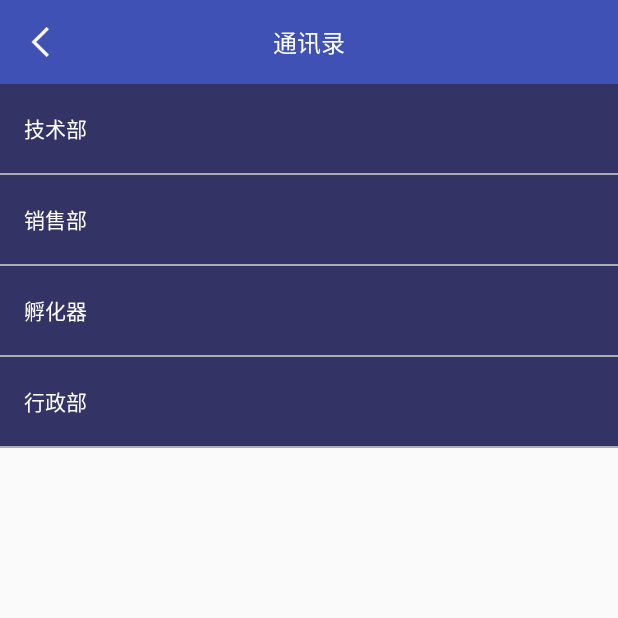
After one commit to ImDaveMa/OfficeAutomationSystem, an Android app: the ContactsActivity screen opened directly, with no data from a screen before it, on a phone screen of 412 x 824 dp, the top half of it. The commit adds this screen. Run offline under Robolectric (Android 15) with nearby library versions, the phone set to English and light mode, and no system bars; our stand-ins replace ButterKnife; libraries missing offline, so code that uses them is left out: com.jaeger.library, com.wang.avi; 1 statement that could not run was skipped.

Commit message:
通讯里的UI页面完成, 剩下适配数据

```diff
--- a/app/src/main/AndroidManifest.xml
+++ b/app/src/main/AndroidManifest.xml
@@ -22,6 +22,7 @@
                 <category android:name="android.intent.category.LAUNCHER" />
             </intent-filter>
         </activity>
+        <activity android:name=".function.contacts.ContactsActivity" />
     </application>
 
 </manifest>
--- /dev/null
+++ b/app/src/main/java/com/hengkai/officeautomationsystem/function/contacts/ContactsActivity.java
@@ -0,0 +1,144 @@
+package com.hengkai.officeautomationsystem.function.contacts;
+
+import android.os.Bundle;
+import android.view.View;
+import android.widget.ExpandableListView;
+import android.widget.ImageView;
+import android.widget.TextView;
+
+import com.hengkai.officeautomationsystem.R;
+import com.hengkai.officeautomationsystem.base.BaseActivity;
+import com.hengkai.officeautomationsystem.base.presenter.BasePresenter;
+import com.hengkai.officeautomationsystem.view.docking_expandable_list_view.adapter.DockingExpandableListViewAdapter;
+import com.hengkai.officeautomationsystem.view.docking_expandable_list_view.controller.IDockingHeaderUpdateListener;
+import com.hengkai.officeautomationsystem.view.docking_expandable_list_view.view.DockingExpandableListView;
+import com.jaeger.library.StatusBarUtil;
+
+import java.util.ArrayList;
+
+import butterknife.BindView;
+import butterknife.ButterKnife;
+import butterknife.OnClick;
+
+/**
+ * Created by Harry on 2018/4/26.
+ * 联系人列表
+ */
+public class ContactsActivity extends BaseActivity {
+
+    @BindView(R.id.iv_back)
+    ImageView ivBack;
+    @BindView(R.id.tv_title)
+    TextView tvTitle;
+    private String[] groupNames = {"技术部", "销售部", "孵化器", "行政部"};
+
+    @Override
+    protected int setupView() {
+        return R.layout.activity_contacts;
+    }
+
+    @Override
+    protected void initView() {
+        //设置沉浸式状态栏, 参数2: 颜色, 参数3: 透明度(0-255, 0表示透明, 255不透明)
+        StatusBarUtil.setColor(this, getResources().getColor(R.color.colorPrimary), 0);
+        ButterKnife.bind(this);
+
+        initTitle();
+        initExpandableListView();
+    }
+
+    /**
+     * 初始化标题栏
+     */
+    private void initTitle() {
+        tvTitle.setText("通讯录");
+    }
+
+    @Override
+    protected ArrayList<String> cancelNetWork() {
+        return null;
+    }
+
+    @Override
+    protected BasePresenter bindPresenter() {
+        return null;
+    }
+
+    /**
+     * 初始化列表
+     */
+    private void initExpandableListView() {
+        ContactsDockingAdapterDataSource listData = prepareData();
+        DockingExpandableListView listView = findViewById(R.id.docking_list_view);
+        listView.setGroupIndicator(null);
+        listView.setOverScrollMode(View.OVER_SCROLL_NEVER);
+        listView.setAdapter(new DockingExpandableListViewAdapter(this, listView, listData));
+        listView.setOnGroupClickListener(new ExpandableListView.OnGroupClickListener() {
+            @Override
+            public boolean onGroupClick(ExpandableListView parent, View v, int groupPosition, long id) {
+                if (parent.isGroupExpanded(groupPosition)) {
+                    parent.collapseGroup(groupPosition);
+                } else {
+                    parent.expandGroup(groupPosition);
+                }
+                return true;
+            }
+        });
+
+        View headerView = getLayoutInflater().inflate(R.layout.group_view_item, listView, false);
+        listView.setDockingHeader(headerView, new IDockingHeaderUpdateListener() {
+            @Override
+            public void onUpdate(View headerView, int groupPosition, boolean expanded) {
+                TextView titleView = headerView.findViewById(R.id.group_view_title);
+                titleView.setText(groupNames[groupPosition]);
+            }
+        });
+    }
+
+    /**
+     * @return 准备列表的数据
+     */
+    private ContactsDockingAdapterDataSource prepareData() {
+        ContactsDockingAdapterDataSource listData = new ContactsDockingAdapterDataSource(this);
+        listData.addGroup("技术部")
+                .addChild("技术部-孙红1")
+                .addChild("技术部-孙红2")
+                .addChild("技术部-孙红3")
+                .addChild("技术部-孙红4")
+                .addChild("技术部-孙红5")
+
+                .addGroup("销售部")
+                .addChild("销售部-孙红1")
+                .addChild("销售部-孙红2")
+                .addChild("销售部-孙红3")
+                .addChild("销售部-孙红4")
+                .addChild("销售部-孙红5")
+
+                .addGroup("孵化器")
+                .addChild("孵化器-孙红1")
+                .addChild("孵化器-孙红2")
+                .addChild("孵化器-孙红3")
+                .addChild("孵化器-孙红4")
+                .addChild("孵化器-孙红5")
+
+                .addGroup("行政部")
+                .addChild("行政部-孙红1")
+                .addChild("行政部-孙红2")
+                .addChild("行政部-孙红3")
+                .addChild("行政部-孙红4")
+                .addChild("行政部-孙红5");
+        return listData;
+
+    }
+
+    @OnClick({R.id.iv_back, R.id.tv_title})
+    public void onViewClicked(View view) {
+        switch (view.getId()) {
+            case R.id.iv_back:
+                finish();
+                break;
+            case R.id.tv_title:
+                break;
+        }
+    }
+}
--- /dev/null
+++ b/app/src/main/java/com/hengkai/officeautomationsystem/function/contacts/ContactsDockingAdapterDataSource.java
@@ -0,0 +1,115 @@
+package com.hengkai.officeautomationsystem.function.contacts;
+
+import android.content.Context;
+import android.util.SparseArray;
+import android.view.LayoutInflater;
+import android.view.View;
+import android.view.ViewGroup;
+import android.widget.TextView;
+
+import com.hengkai.officeautomationsystem.R;
+import com.hengkai.officeautomationsystem.view.docking_expandable_list_view.adapter.IDockingAdapterDataSource;
+
+import java.util.ArrayList;
+import java.util.HashMap;
+import java.util.List;
+
+/**
+ * Created by Harry on 2018/4/27.
+ */
+public class ContactsDockingAdapterDataSource implements IDockingAdapterDataSource {
+
+    private Context mContext;
+
+    //标题栏数据源
+    private HashMap<Integer, String> mGroups = new HashMap<>();
+    //子项的数据源
+    private SparseArray<List<String>> mGroupData = new SparseArray<>();
+    private int mCurrentGroup = -1;
+
+    public ContactsDockingAdapterDataSource(Context context) {
+        this.mContext = context;
+    }
+
+    @Override
+    public int getGroupCount() {
+        return mGroups.size();
+    }
+
+    @Override
+    public int getChildCount(int groupPosition) {
+        if (mGroupData.get(groupPosition) != null) {
+            return mGroupData.get(groupPosition).size();
+        }
+
+        return 0;
+    }
+
+    @Override
+    public Object getGroup(int groupPosition) {
+        if (mGroupData.get(groupPosition) != null) {
+            return mGroupData.get(groupPosition);
+        }
+
+        return null;
+    }
+
+    @Override
+    public Object getChild(int groupPosition, int childPosition) {
+        if (mGroupData.get(groupPosition) != null) {
+            List<String> group = mGroupData.get(groupPosition);
+            if (childPosition >=0 && childPosition < group.size()) {
+                return group.get(childPosition);
+            }
+        }
+
+        return null;
+    }
+
+    @Override
+    public View getGroupView(int groupPosition, boolean isExpanded, View convertView, ViewGroup parent) {
+        if (groupPosition < 0 || !mGroups.containsKey(groupPosition)) {
+            return null;
+        }
+        if (convertView == null) {
+            convertView = LayoutInflater.from(mContext).inflate(R.layout.group_view_item, parent, false);
+        }
+        TextView titleView = (TextView)convertView.findViewById(R.id.group_view_title);
+        titleView.setText(mGroups.get(groupPosition));
+        return convertView;
+    }
+
+    @Override
+    public View getChildView(int groupPosition, int childPosition, boolean isLastChild, View convertView, ViewGroup parent) {
+        List<String> children = mGroupData.get(groupPosition);
+        if (children == null || childPosition < 0 || childPosition > children.size()) {
+            return null;
+        }
+        if (convertView == null) {
+            convertView = LayoutInflater.from(mContext).inflate(R.layout.child_view_item, parent, false);
+        }
+        TextView titleView = (TextView)convertView.findViewById(R.id.child_view_title);
+        titleView.setText(children.get(childPosition));
+        return convertView;
+    }
+
+    // Helper method to add group
+    public ContactsDockingAdapterDataSource addGroup(String group) {
+        if (!mGroups.containsValue(group)) {
+            mCurrentGroup++;
+            mGroups.put(mCurrentGroup, group);
+            mGroupData.put(mCurrentGroup, new ArrayList<String>());
+        }
+
+        return this;
+    }
+
+    // Helper method to add child into one group
+    public ContactsDockingAdapterDataSource addChild(String child) {
+        if (mGroupData.get(mCurrentGroup) != null) {
+            mGroupData.get(mCurrentGroup).add(child);
+        }
+
+        return this;
+    }
+}
--- a/app/src/main/java/com/hengkai/officeautomationsystem/function/home/HomeFragmentGridLayoutAdapter.java
+++ b/app/src/main/java/com/hengkai/officeautomationsystem/function/home/HomeFragmentGridLayoutAdapter.java
@@ -10,13 +10,14 @@ import android.view.ViewGroup;
 import android.widget.TextView;
 
 import com.hengkai.officeautomationsystem.R;
+import com.hengkai.officeautomationsystem.function.contacts.ContactsActivity;
 
 /**
  * Created by Harry on 2018/4/26.
  */
 public class HomeFragmentGridLayoutAdapter extends RecyclerView.Adapter<HomeFragmentGridLayoutAdapter.ViewHolder> {
 
-    private String[] names = {"我的任务", "通知", "审批", "我的申请", "通讯录", "通知", "审批", "我的申请"};
+    private String[] names = {"我的任务", "通知", "审批", "我的申请", "我的审批", "通知", "审批", "通讯录"};
     private Context context;
 
     @NonNull
@@ -57,7 +58,7 @@ public class HomeFragmentGridLayoutAdapter extends RecyclerView.Adapter<HomeFrag
 
                         break;
                     case 7:
-
+                        onClickMethod(ContactsActivity.class);
                         break;
 
                     default:
--- /dev/null
+++ b/app/src/main/java/com/hengkai/officeautomationsystem/view/docking_expandable_list_view/adapter/DockingExpandableListViewAdapter.java
@@ -0,0 +1,91 @@
+package com.hengkai.officeautomationsystem.view.docking_expandable_list_view.adapter;
+
+import android.content.Context;
+import android.view.View;
+import android.view.ViewGroup;
+import android.widget.BaseExpandableListAdapter;
+import android.widget.ExpandableListView;
+
+import com.hengkai.officeautomationsystem.view.docking_expandable_list_view.controller.IDockingController;
+
+/**
+ * Created by Harry on 2018/4/27.
+ */
+public class DockingExpandableListViewAdapter extends BaseExpandableListAdapter implements IDockingController {
+
+    private Context mContext;
+    private ExpandableListView mListView;
+    private IDockingAdapterDataSource mData;
+
+    public DockingExpandableListViewAdapter(Context context, ExpandableListView expandableListView, IDockingAdapterDataSource data) {
+        this.mContext = context;
+        this.mListView = expandableListView;
+        this.mData = data;
+    }
+
+    @Override
+    public int getGroupCount() {
+        return mData.getGroupCount();
+    }
+
+    @Override
+    public int getChildrenCount(int groupPosition) {
+        return mData.getChildCount(groupPosition);
+    }
+
+    @Override
+    public Object getGroup(int groupPosition) {
+        return mData.getGroup(groupPosition);
+    }
+
+    @Override
+    public Object getChild(int groupPosition, int childPosition) {
+        return mData.getChild(groupPosition, childPosition);
+    }
+
+    @Override
+    public long getGroupId(int groupPosition) {
+        return groupPosition;
+    }
+
+    @Override
+    public long getChildId(int groupPosition, int childPosition) {
+        return 0;
+    }
+
+    @Override
+    public boolean hasStableIds() {
+        return true;
+    }
+
+    @Override
+    public View getGroupView(int groupPosition, boolean isExpanded, View convertView, ViewGroup parent) {
+        return mData.getGroupView(groupPosition, isExpanded, convertView, parent);
+    }
+
+    @Override
+    public View getChildView(int groupPosition, int childPosition, boolean isLastChild, View convertView, ViewGroup parent) {
+        return mData.getChildView(groupPosition, childPosition, isLastChild, convertView, parent);
+    }
+
+    @Override
+    public boolean isChildSelectable(int groupPosition, int childPosition) {
+        return true;
+    }
+
+    @Override
+    public int getDockingState(int firstVisibleGroup, int firstVisibleChild) {
+        // No need to draw header view if this group does not contain any child & also not expanded.
+        if (firstVisibleChild == -1 && !mListView.isGroupExpanded(firstVisibleGroup)) {
+            return DOCKING_HEADER_HIDDEN;
+        }
+
+        // Reaching current group's last child, preparing for docking next group header.
+        if (firstVisibleChild == getChildrenCount(firstVisibleGroup) - 1) {
+            return IDockingController.DOCKING_HEADER_DOCKING;
+        }
+
+        // Scrolling inside current group, header view is docked.
+        return IDockingController.DOCKING_HEADER_DOCKED;
+    }
+}
--- /dev/null
+++ b/app/src/main/java/com/hengkai/officeautomationsystem/view/docking_expandable_list_view/adapter/IDockingAdapterDataSource.java
@@ -0,0 +1,17 @@
+package com.hengkai.officeautomationsystem.view.docking_expandable_list_view.adapter;
+
+import android.view.View;
+import android.view.ViewGroup;
+
+/**
+ * Created by Harry on 2018/4/27.
+ */
+public interface IDockingAdapterDataSource {
+
+    int getGroupCount();
+    int getChildCount(int groupPosition);
+    Object getGroup(int groupPosition);
+    Object getChild(int groupPosition, int childPosition);
+    View getGroupView(int groupPosition, boolean isExpanded, View convertView, ViewGroup parent);
+    View getChildView(int groupPosition, int childPosition, boolean isLastChild, View convertView, ViewGroup parent);
+}
--- /dev/null
+++ b/app/src/main/java/com/hengkai/officeautomationsystem/view/docking_expandable_list_view/controller/IDockingController.java
@@ -0,0 +1,21 @@
+package com.hengkai.officeautomationsystem.view.docking_expandable_list_view.controller;
+
+/**
+ * Created by Harry on 2018/4/27.
+ */
+public interface IDockingController {
+    /**
+     * 当分组没有展开，或者组里没有子项的时候，是不需要绘制悬停标题的
+     */
+    int DOCKING_HEADER_HIDDEN = 1;
+    /**
+     * 当滚动到上一个分组的最后一个子项时，需要把旧的标题“推”出去，“停靠”新的标题，所以这个状态命名为“docking”
+     */
+    int DOCKING_HEADER_DOCKING = 2;
+    /**
+     * 新标题“停靠”完毕，在该分组内部滚动，称为“docked”状态
+     */
+    int DOCKING_HEADER_DOCKED = 3;
+
+    int getDockingState(int firstVisibleGroup, int firstVisibleChild);
+}
--- /dev/null
+++ b/app/src/main/java/com/hengkai/officeautomationsystem/view/docking_expandable_list_view/controller/IDockingHeaderUpdateListener.java
@@ -0,0 +1,11 @@
+package com.hengkai.officeautomationsystem.view.docking_expandable_list_view.controller;
+
+import android.view.View;
+
+/**
+ * Created by Harry on 2018/4/27.
+ */
+public interface IDockingHeaderUpdateListener {
+
+    void onUpdate(View headerView, int groupPosition, boolean expanded);
+}
--- /dev/null
+++ b/app/src/main/java/com/hengkai/officeautomationsystem/view/docking_expandable_list_view/view/DockingExpandableListView.java
@@ -0,0 +1,192 @@
+package com.hengkai.officeautomationsystem.view.docking_expandable_list_view.view;
+
+import android.content.Context;
+import android.graphics.Canvas;
+import android.graphics.Rect;
+import android.util.AttributeSet;
+import android.view.MotionEvent;
+import android.view.View;
+import android.widget.AbsListView;
+import android.widget.ExpandableListView;
+
+import com.hengkai.officeautomationsystem.view.docking_expandable_list_view.controller.IDockingController;
+import com.hengkai.officeautomationsystem.view.docking_expandable_list_view.controller.IDockingHeaderUpdateListener;
+
+/**
+ * Created by Harry on 2018/4/27.
+ * https://blog.csdn.net/turkeycock/article/details/53471262
+ */
+public class DockingExpandableListView extends ExpandableListView implements AbsListView.OnScrollListener {
+
+    private View mDockingHeader;
+    private int mDockingHeaderWidth;
+    private int mDockingHeaderHeight;
+    private boolean mDockingHeaderVisible;
+    private int mDockingHeaderState = IDockingController.DOCKING_HEADER_HIDDEN;
+
+    private IDockingHeaderUpdateListener mListener;
+
+    public DockingExpandableListView(Context context) {
+        this(context, null);
+    }
+
+    public DockingExpandableListView(Context context, AttributeSet attrs) {
+        this(context, attrs, 0);
+    }
+
+    public DockingExpandableListView(Context context, AttributeSet attrs, int defStyleAttr) {
+        super(context, attrs, defStyleAttr);
+        setOnScrollListener(this);
+    }
+
+    public void setDockingHeader(View header, IDockingHeaderUpdateListener listener) {
+        mDockingHeader = header;
+        mListener = listener;
+    }
+
+    @Override
+    protected void onMeasure(int widthMeasureSpec, int heightMeasureSpec) {
+        super.onMeasure(widthMeasureSpec, heightMeasureSpec);
+        if (mDockingHeader != null) {
+            measureChild(mDockingHeader, widthMeasureSpec, heightMeasureSpec);
+            mDockingHeaderWidth = mDockingHeader.getMeasuredWidth();
+            mDockingHeaderHeight = mDockingHeader.getMeasuredHeight();
+        }
+    }
+
+    @Override
+    protected void onLayout(boolean changed, int l, int t, int r, int b) {
+        super.onLayout(changed, l, t, r, b);
+        if (mDockingHeader != null) {
+            mDockingHeader.layout(0, 0, mDockingHeaderWidth, mDockingHeaderHeight);
+        }
+    }
+
+    @Override
+    protected void dispatchDraw(Canvas canvas) {
+        super.dispatchDraw(canvas);
+        if (mDockingHeaderVisible) {
+            // draw header view instead of adding into view hierarchy
+            drawChild(canvas, mDockingHeader, getDrawingTime());
+        }
+    }
+
+    @Override
+    public void onScrollStateChanged(AbsListView view, int scrollState) {
+
+    }
+
+    @Override
+    public void onScroll(AbsListView view, int firstVisibleItem, int visibleItemCount, int totalItemCount) {
+        long packedPosition = getExpandableListPosition(firstVisibleItem);
+        int groupPosition = getPackedPositionGroup(packedPosition);
+        int childPosition = getPackedPositionChild(packedPosition);
+
+        // update header view based on first visible item
+        // IMPORTANT: refer to getPackedPositionChild():
+        // If this group does not contain a child, returns -1. Need to handle this case in controller.
+        updateDockingHeader(groupPosition, childPosition);
+    }
+
+    private void updateDockingHeader(int groupPosition, int childPosition) {
+        if (getExpandableListAdapter() == null) {
+            return;
+        }
+
+        if (getExpandableListAdapter() instanceof IDockingController) {
+            IDockingController dockingController = (IDockingController) getExpandableListAdapter();
+            mDockingHeaderState = dockingController.getDockingState(groupPosition, childPosition);
+            switch (mDockingHeaderState) {
+                case IDockingController.DOCKING_HEADER_HIDDEN:
+                    mDockingHeaderVisible = false;
+                    break;
+                case IDockingController.DOCKING_HEADER_DOCKED:
+                    if (mListener != null) {
+                        mListener.onUpdate(mDockingHeader, groupPosition, isGroupExpanded(groupPosition));
+                    }
+                    // Header view might be "GONE" status at the beginning, so we might not be able
+                    // to get its width and height during initial measure procedure.
+                    // Do manual measure and layout operations here.
+                    mDockingHeader.measure(
+                            MeasureSpec.makeMeasureSpec(mDockingHeaderWidth, MeasureSpec.AT_MOST),
+                            MeasureSpec.makeMeasureSpec(mDockingHeaderHeight, MeasureSpec.AT_MOST));
+                    mDockingHeader.layout(0, 0, mDockingHeaderWidth, mDockingHeaderHeight);
+                    mDockingHeaderVisible = true;
+                    break;
+                case IDockingController.DOCKING_HEADER_DOCKING:
+                    if (mListener != null) {
+                        mListener.onUpdate(mDockingHeader, groupPosition, isGroupExpanded(groupPosition));
+                    }
+
+                    View firstVisibleView = getChildAt(0);
+                    int yOffset;
+                    if (firstVisibleView.getBottom() < mDockingHeaderHeight) {
+                        yOffset = firstVisibleView.getBottom() - mDockingHeaderHeight;
+                    } else {
+                        yOffset = 0;
+                    }
+
+                    // The yOffset is always non-positive. When a new header view is "docking",
+                    // previous header view need to be "scrolled over". Thus we need to draw the
+                    // old header view based on last child's scroll amount.
+                    mDockingHeader.measure(
+                            MeasureSpec.makeMeasureSpec(mDockingHeaderWidth, MeasureSpec.AT_MOST),
+                            MeasureSpec.makeMeasureSpec(mDockingHeaderHeight, MeasureSpec.AT_MOST));
+                    mDockingHeader.layout(0, yOffset, mDockingHeaderWidth, mDockingHeaderHeight + yOffset);
+                    mDockingHeaderVisible = true;
+                    break;
+            }
+        }
+    }
+
+    @Override
+    public boolean onInterceptTouchEvent(MotionEvent ev) {
+        if (ev.getAction() == MotionEvent.ACTION_DOWN && mDockingHeaderVisible) {
+            Rect rect = new Rect();
+            mDockingHeader.getDrawingRect(rect);
+            if (rect.contains((int) ev.getX(), (int) ev.getY())
+                    && mDockingHeaderState == IDockingController.DOCKING_HEADER_DOCKED) {
+                // Hit header view area, intercept the touch event
+                return true;
+            }
+        }
+
+        return super.onInterceptTouchEvent(ev);
+    }
+
+    // Note: As header view is drawn to the canvas instead of adding into view hierarchy,
+    // it's useless to set its touch or click event listener. Need to handle these input
+    // events carefully by ourselves.
+    @Override
+    public boolean onTouchEvent(MotionEvent ev) {
+        if (mDockingHeaderVisible) {
+            Rect rect = new Rect();
+            mDockingHeader.getDrawingRect(rect);
+
+            switch (ev.getAction()) {
+                case MotionEvent.ACTION_DOWN:
+                    if (rect.contains((int) ev.getX(), (int) ev.getY())) {
+                        // forbid event handling by list view's item
+                        return true;
+                    }
+                    break;
+                case MotionEvent.ACTION_UP:
+                    long flatPostion = getExpandableListPosition(getFirstVisiblePosition());
+                    int groupPos = ExpandableListView.getPackedPositionGroup(flatPostion);
+                    if (rect.contains((int) ev.getX(), (int) ev.getY()) &&
+                            mDockingHeaderState == IDockingController.DOCKING_HEADER_DOCKED) {
+                        // handle header view click event (do group expansion & collapse)
+                        if (isGroupExpanded(groupPos)) {
+                            collapseGroup(groupPos);
+                        } else {
+                            expandGroup(groupPos);
+                        }
+                        return true;
+                    }
+                    break;
+            }
+        }
+
+        return super.onTouchEvent(ev);
+    }
+}
--- /dev/null
+++ b/app/src/main/res/layout/activity_contacts.xml
@@ -0,0 +1,14 @@
+<?xml version="1.0" encoding="utf-8"?>
+<LinearLayout xmlns:android="http://schemas.android.com/apk/res/android"
+    android:layout_width="match_parent"
+    android:layout_height="match_parent"
+    android:orientation="vertical">
+
+    <include layout="@layout/layout_title_bar_normal" />
+
+    <com.hengkai.officeautomationsystem.view.docking_expandable_list_view.view.DockingExpandableListView
+        android:id="@+id/docking_list_view"
+        android:layout_width="match_parent"
+        android:layout_height="match_parent" />
+
+</LinearLayout>
--- /dev/null
+++ b/app/src/main/res/layout/group_view_item.xml
@@ -0,0 +1,37 @@
+<?xml version="1.0" encoding="utf-8"?>
+<LinearLayout xmlns:android="http://schemas.android.com/apk/res/android"
+    android:layout_width="match_parent"
+    android:layout_height="wrap_content"
+    android:background="#FF333366"
+    android:orientation="vertical">
+
+    <LinearLayout
+        android:layout_width="match_parent"
+        android:layout_height="59dp"
+        android:gravity="center_vertical"
+        android:orientation="horizontal">
+
+        <TextView
+            android:id="@+id/group_view_title"
+            android:layout_width="wrap_content"
+            android:layout_height="wrap_content"
+            android:layout_gravity="start|center_vertical"
+            android:layout_marginStart="16dp"
+            android:textColor="@color/white" />
+
+        <ImageView
+            android:id="@+id/group_view_status_icon"
+            android:layout_width="wrap_content"
+            android:layout_height="wrap_content"
+            android:layout_gravity="end"
+            android:layout_marginEnd="16dp" />
+
+    </LinearLayout>
+
+    <View
+        android:layout_width="match_parent"
+        android:layout_height="1dp"
+        android:layout_gravity="bottom"
+        android:background="#CCCCCCCC" />
+
+</LinearLayout>
```
Also changed, not shown: app/src/main/res/layout/child_view_item.xml (added, +24 -0 lines).
